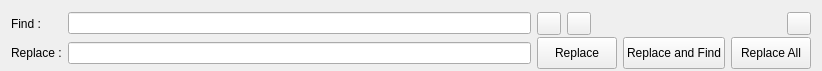
This is main/searchbar.ui in PonyEdit/PonyEdit as Qt 5 draws it before an edit. The edited form follows.
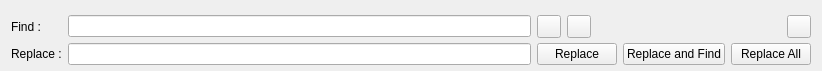
This is the edited form. Icons and pictures are not drawn.

Commit message: Define some Mac-specific layout code for the search bar

What changed in the file:
```diff
--- a/main/searchbar.ui
+++ b/main/searchbar.ui
@@ -63,7 +63,7 @@
      <property name="minimumSize">
       <size>
        <width>0</width>
-       <height>32</height>
+       <height>0</height>
       </size>
      </property>
      <property name="text">
@@ -76,7 +76,7 @@
      <property name="minimumSize">
       <size>
        <width>0</width>
-       <height>32</height>
+       <height>0</height>
       </size>
      </property>
      <property name="text">
@@ -89,7 +89,7 @@
      <property name="minimumSize">
       <size>
        <width>0</width>
-       <height>32</height>
+       <height>0</height>
       </size>
      </property>
      <property name="text">
```
The commit also changes 1 other file.
